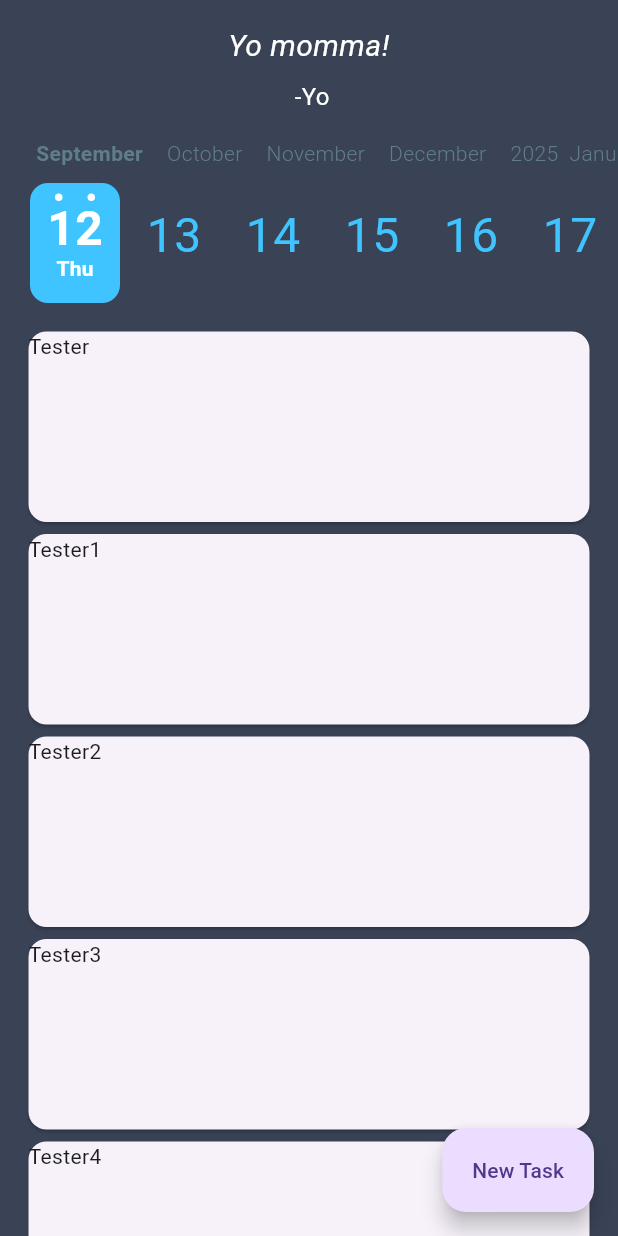
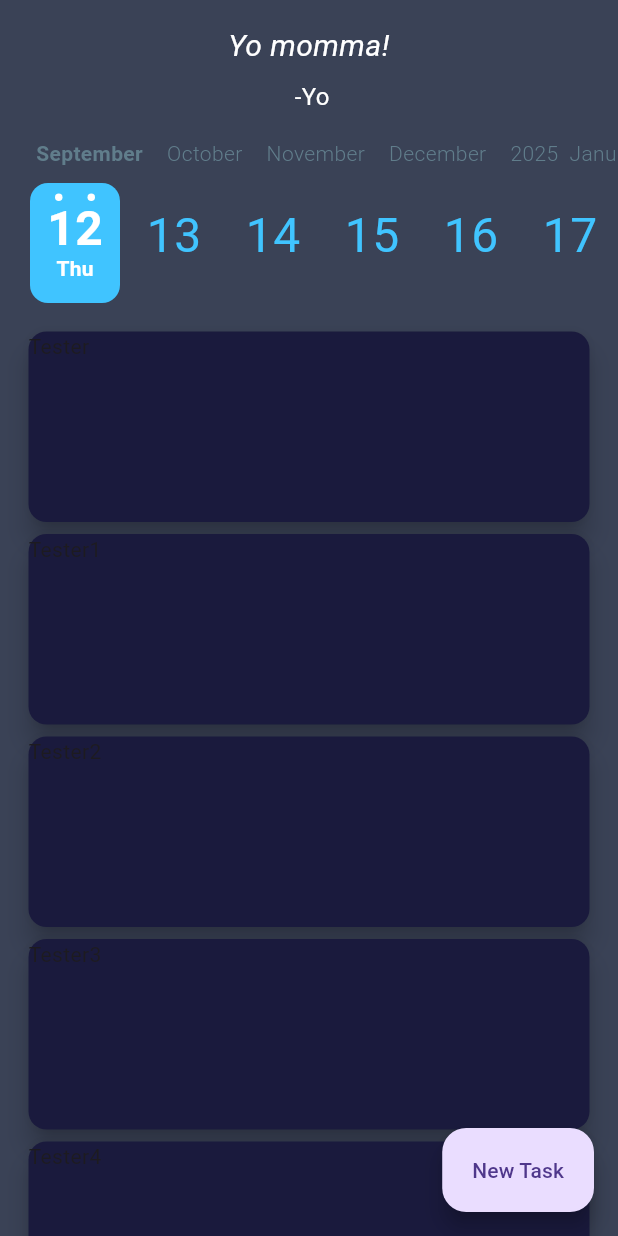
Before and after one commit to coffee-cake-isaac/dayly, a Flutter app: the screen it shows after launch, on a phone screen of 412 x 824 dp. Run offline on Flutter 3.47's test engine with Material 3 defaults, Android fonts, the phone set to English and light mode, and no system bars; drawn by our look-alikes of calendar_timeline; our stand-ins replace get; missing offline and left inert: stacked_listview; network calls fail; statements that could not run were skipped.

Commit message:
Fixing colors

```diff
--- a/dayly/lib/main.dart
+++ b/dayly/lib/main.dart
@@ -26,9 +26,6 @@ class MainApp extends StatelessWidget {
 
   @override
   Widget build(BuildContext context) {
-    final data = List.from(Data);
-    final double itemHeight = 180;
-
     return GetMaterialApp(
       home: Scaffold(
           backgroundColor: const Color.fromRGBO(58, 66, 86, 1.0),
@@ -64,9 +61,11 @@ class MainApp extends StatelessWidget {
                         itemBuilder: (context, index) => Container(
                             height: 135,
                             child: Card(
+                                elevation: 7,
+                                color: const Color.fromARGB(255, 26, 26, 61),
                                 child: Text(
-                              Data[index].name!,
-                            )))),
+                                  Data[index].name!,
+                                )))),
                   )
                 ],
               ))),
```
